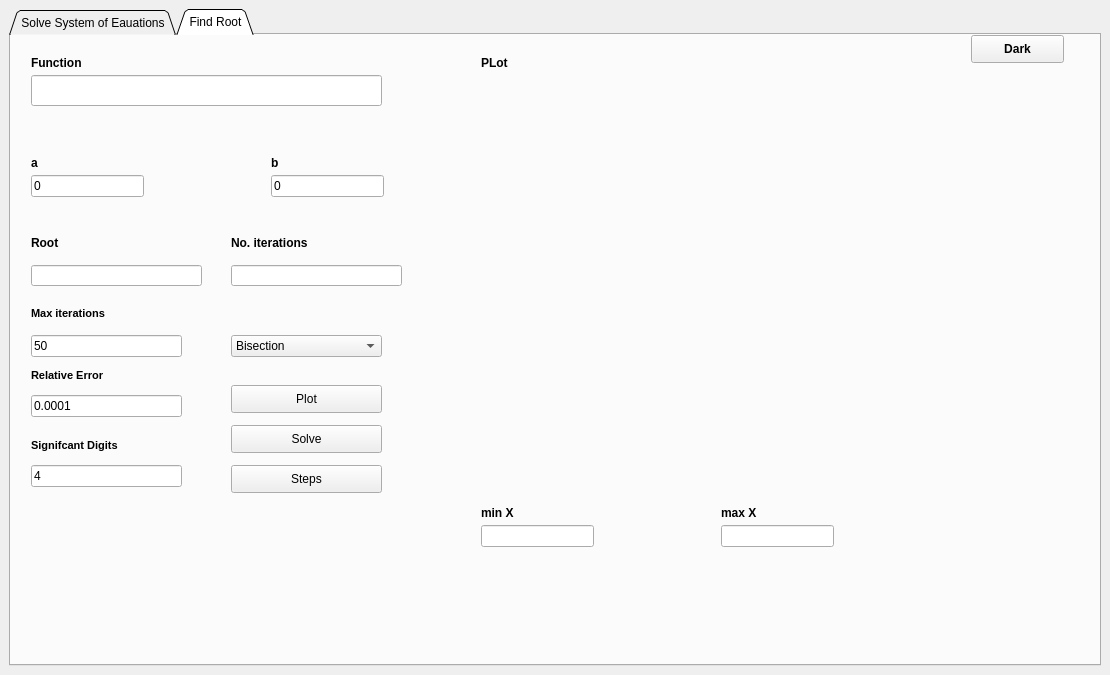
First picture: the form in src/ui/mainwindow.ui, repository Gang-of-CSED/Equator, before the edit.
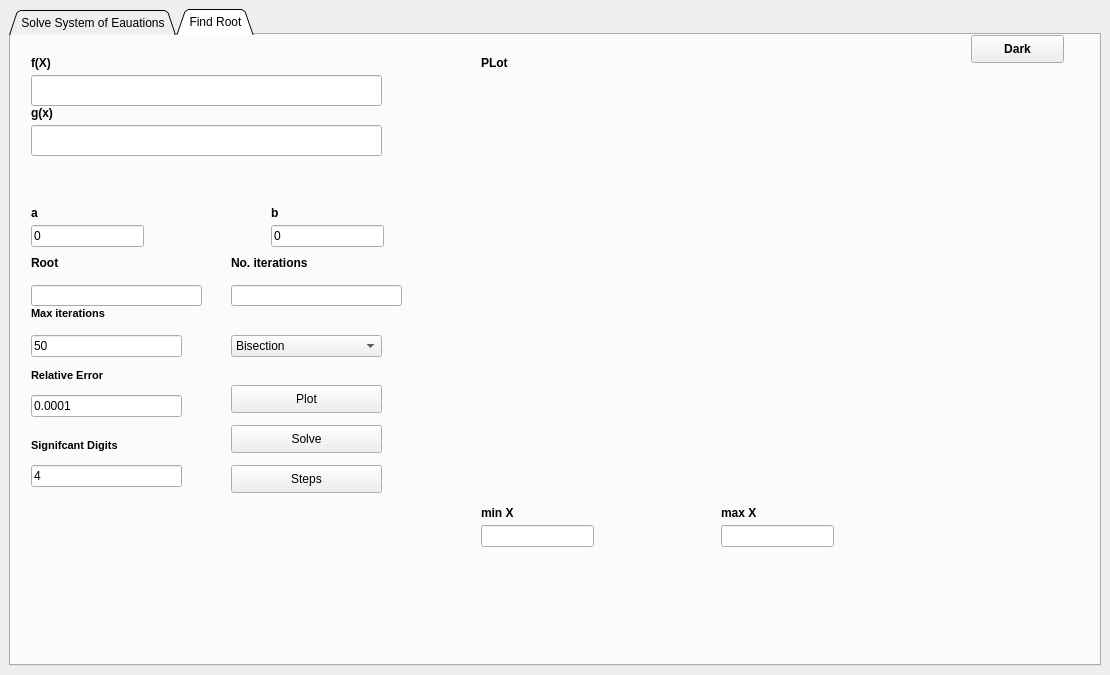
Second picture: the form after the edit.

Diff of the .ui file:
```diff
--- a/src/ui/mainwindow.ui
+++ b/src/ui/mainwindow.ui
@@ -724,14 +724,14 @@
          </font>
         </property>
         <property name="text">
-         <string>Function</string>
+         <string>f(X)</string>
         </property>
        </widget>
        <widget class="QLabel" name="input1Label">
         <property name="geometry">
          <rect>
           <x>20</x>
-          <y>120</y>
+          <y>170</y>
           <width>101</width>
           <height>16</height>
          </rect>
@@ -750,7 +750,7 @@
         <property name="geometry">
          <rect>
           <x>20</x>
-          <y>140</y>
+          <y>190</y>
           <width>113</width>
           <height>22</height>
          </rect>
@@ -763,7 +763,7 @@
         <property name="geometry">
          <rect>
           <x>260</x>
-          <y>140</y>
+          <y>190</y>
           <width>113</width>
           <height>22</height>
          </rect>
@@ -776,7 +776,7 @@
         <property name="geometry">
          <rect>
           <x>260</x>
-          <y>120</y>
+          <y>170</y>
           <width>101</width>
           <height>16</height>
          </rect>
@@ -978,7 +978,7 @@
         <property name="geometry">
          <rect>
           <x>20</x>
-          <y>230</y>
+          <y>250</y>
           <width>171</width>
           <height>21</height>
          </rect>
@@ -991,7 +991,7 @@
         <property name="geometry">
          <rect>
           <x>20</x>
-          <y>200</y>
+          <y>220</y>
           <width>55</width>
           <height>16</height>
          </rect>
@@ -1097,7 +1097,7 @@
         <property name="geometry">
          <rect>
           <x>20</x>
-          <y>80</y>
+          <y>130</y>
           <width>441</width>
           <height>31</height>
          </rect>
@@ -1139,7 +1139,7 @@
         <property name="geometry">
          <rect>
           <x>220</x>
-          <y>230</y>
+          <y>250</y>
           <width>171</width>
           <height>21</height>
          </rect>
@@ -1152,7 +1152,7 @@
         <property name="geometry">
          <rect>
           <x>220</x>
-          <y>200</y>
+          <y>220</y>
           <width>101</width>
           <height>16</height>
          </rect>
@@ -1167,6 +1167,35 @@
          <string>No. iterations</string>
         </property>
        </widget>
+       <widget class="QLineEdit" name="equationLineEdit_2">
+        <property name="geometry">
+         <rect>
+          <x>20</x>
+          <y>90</y>
+          <width>351</width>
+          <height>31</height>
+         </rect>
+        </property>
+       </widget>
+       <widget class="QLabel" name="equationLabel_2">
+        <property name="geometry">
+         <rect>
+          <x>20</x>
+          <y>70</y>
+          <width>55</width>
+          <height>16</height>
+         </rect>
+        </property>
+        <property name="font">
+         <font>
+          <weight>75</weight>
+          <bold>true</bold>
+         </font>
+        </property>
+        <property name="text">
+         <string>g(x)</string>
+        </property>
+       </widget>
       </widget>
      </widget>
     </item>
```
